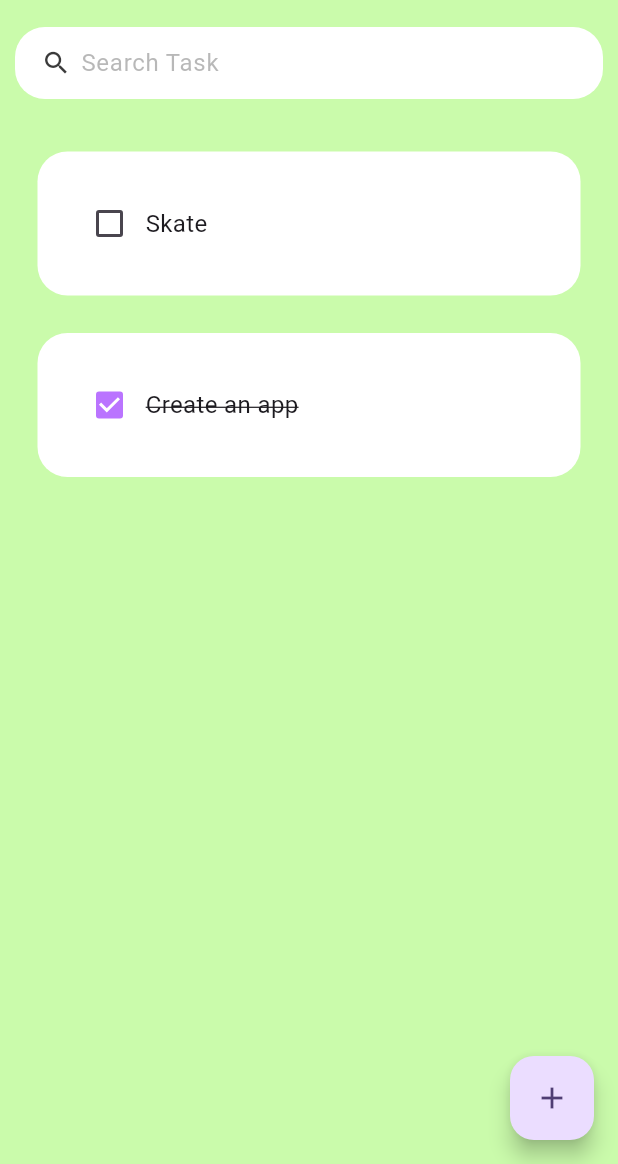
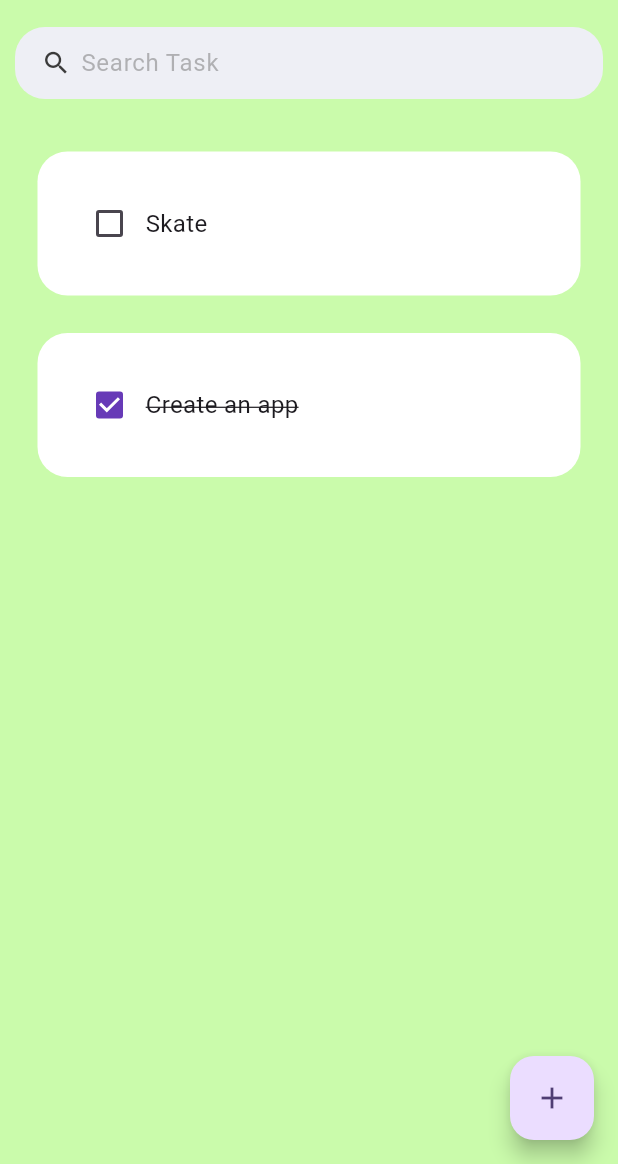
Before and after one commit to kwabenaf/todo_flutter, a Flutter app: the screen it shows after launch, on a phone screen of 412 x 824 dp, the part 72-1236 px from its top. Run offline on Flutter 3.47's test engine with Material 2 defaults, Android fonts, the phone set to English and light mode, and no system bars; drawn by our look-alikes of flutter_slidable; our stand-ins replace hive_flutter; accounts and stored records are empty.

Commit message:
stable_230907

```diff
--- a/lib/constants/colors.dart
+++ /dev/null
@@ -1,13 +0,0 @@
-import 'package:flutter/material.dart';
-
-// Custom colors
-const Color sgGreen = Color.fromARGB(255, 202, 251, 171);
-
-const Color tdRed = Color(0xFFDA4040);
-const Color tdBlue = Color(0xFF5F52EE);
-
-const Color tdBlack = Color(0xFF3A3A3A);
-const Color tdGrey = Color(0x7F717171);
-const Color tdBGColor = Color(0xFFEEEFF5);
-
-const Color tdpurp = Color.fromARGB(255, 186, 116, 255);
--- /dev/null
+++ b/lib/constants/constants.dart
@@ -0,0 +1,36 @@
+import 'package:flutter/material.dart';
+
+//opening hive box - storage
+const String hiveBoxName = 'mybox'; // could be any name
+
+//reused icons
+//const Icon myCustomIcon = Icon(Icons.customIcon);
+// Add more icon constants as needed
+
+//fonts
+const double largeFont = 20.0;
+const double mediumFont = 16.0;
+
+//text styles
+const TextStyle hintTextStyle = TextStyle(color: tdGrey);
+
+//images
+const String treeImage = 'assets/images/tree.jpg';
+
+//text
+const String errorMessage = 'An error occurred. Please try again.';
+const String confirmationMessage = 'Are you sure you want to delete this item?';
+// Add more string constants as needed
+
+// Custom colors
+const Color sgGreen = Color.fromARGB(255, 202, 251, 171);
+
+const Color tdRed = Color(0xFFDA4040);
+const Color tdBlue = Color(0xFF5F52EE);
+
+const Color tdBlack = Color(0xFF3A3A3A);
+const Color tdGrey = Color(0x7F717171);
+const Color tdWhite = Color(0xFFEEEFF5);
+
+const Color tdpurp = Color(0xFF673AB7);
+const Color tddel = Color(0xFFEF5350); //del red
--- a/lib/main.dart
+++ b/lib/main.dart
@@ -1,13 +1,14 @@
 import 'package:flutter/material.dart';
 import 'package:hive_flutter/hive_flutter.dart';
 import 'package:tut_todo/pages/home.dart';
+import 'package:tut_todo/constants/constants.dart';
 
 void main() async {
   // Initialize Hive for Flutter
   await Hive.initFlutter();
 
   // Open a Hive box (a local storage container)
-  var box = await Hive.openBox('mybox');
+  var box = await Hive.openBox(hiveBoxName);
 
   runApp(const MyApp());
 }
@@ -22,7 +23,7 @@ class MyApp extends StatelessWidget {
       title: 'ToDo',
       home: const Home(), // Set the Home widget as the initial screen
       theme: ThemeData(
-        colorScheme: ColorScheme.fromSeed(seedColor: Colors.deepPurple),
+        colorScheme: ColorScheme.fromSeed(seedColor: tdpurp),
         useMaterial3: true,
       ),
     );
--- a/lib/pages/home.dart
+++ b/lib/pages/home.dart
@@ -3,8 +3,8 @@ import 'package:hive_flutter/hive_flutter.dart';
 import 'package:tut_todo/data/database.dart';
 import 'package:tut_todo/util/todo_tile.dart';
 import 'package:tut_todo/util/search_bar.dart' as CustomSearchBar;
+import 'package:tut_todo/constants/constants.dart';
 
-import '../constants/colors.dart';
 import '../util/dialog_box.dart';
 
 class Home extends StatefulWidget {
--- a/lib/util/my_button.dart
+++ b/lib/util/my_button.dart
@@ -1,4 +1,5 @@
 import 'package:flutter/material.dart';
+import 'package:tut_todo/constants/constants.dart';
 
 class MyButton extends StatelessWidget {
   final String text; // The text displayed on the button
@@ -15,7 +16,7 @@ class MyButton extends StatelessWidget {
     return MaterialButton(
       onPressed: onPressed, // Call the provided onPressed callback
       color: Theme.of(context).primaryColor,
-      textColor: Colors.white,
+      textColor: tdWhite,
       child: Text(text), // Display the provided text on the button
     );
   }
--- a/lib/util/search_bar.dart
+++ b/lib/util/search_bar.dart
@@ -1,5 +1,5 @@
 import 'package:flutter/material.dart';
-import 'package:tut_todo/constants/colors.dart';
+import 'package:tut_todo/constants/constants.dart';
 
 class SearchBar extends StatelessWidget {
   final Function(String)
@@ -12,7 +12,7 @@ class SearchBar extends StatelessWidget {
     return Container(
       padding: const EdgeInsets.symmetric(horizontal: 15),
       decoration: BoxDecoration(
-        color: Colors.white,
+        color: tdWhite,
         borderRadius: BorderRadius.circular(20),
       ),
       child: TextField(
@@ -31,7 +31,7 @@ class SearchBar extends StatelessWidget {
           ),
           border: InputBorder.none,
           hintText: 'Search Task',
-          hintStyle: TextStyle(color: tdGrey),
+          hintStyle: hintTextStyle,
         ),
       ),
     );
--- a/lib/util/todo_tile.dart
+++ b/lib/util/todo_tile.dart
@@ -1,6 +1,6 @@
 import 'package:flutter/material.dart';
 import 'package:flutter_slidable/flutter_slidable.dart';
-import 'package:tut_todo/constants/colors.dart';
+import 'package:tut_todo/constants/constants.dart';
 
 class ToDoTile extends StatelessWidget {
   final String taskName; // The name of the task
@@ -31,7 +31,7 @@ class ToDoTile extends StatelessWidget {
             SlidableAction(
               onPressed: deleteFunction, // Call the provided delete callback
               icon: Icons.delete,
-              backgroundColor: Colors.red.shade400,
+              backgroundColor: tddel,
               borderRadius: BorderRadius.circular(12),
             ),
           ],
@@ -58,7 +58,7 @@ class ToDoTile extends StatelessWidget {
                   decoration: taskCompleted
                       ? TextDecoration.lineThrough
                       : TextDecoration.none,
-                  fontSize: 16,
+                  fontSize: mediumFont,
                 ),
               ),
             ],
```
Also changed, not shown: pubspec.lock.
